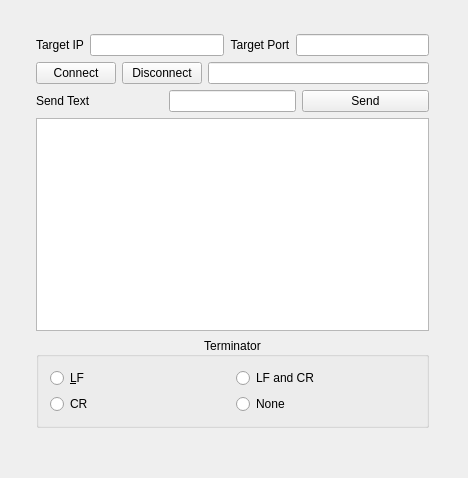
This is tcp_terminal/tcpterminal.ui in gdimitriu/tcp_tools as Qt 5 draws it before an edit. The edited form follows.
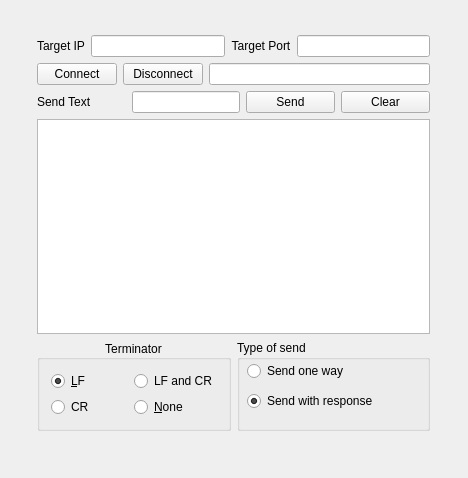
This is the edited form.

Commit message: added new button for crear and send one way and with response

Patch:
```diff
--- a/tcp_terminal/tcpterminal.ui
+++ b/tcp_terminal/tcpterminal.ui
@@ -17,13 +17,13 @@
    <property name="contextMenuPolicy">
     <enum>Qt::NoContextMenu</enum>
    </property>
-   <widget class="QWidget" name="layoutWidget">
+   <widget class="QWidget" name="">
     <property name="geometry">
      <rect>
-      <x>25</x>
-      <y>23</y>
+      <x>26</x>
+      <y>24</y>
       <width>415</width>
-      <height>416</height>
+      <height>418</height>
      </rect>
     </property>
     <layout class="QVBoxLayout" name="verticalLayout">
@@ -158,6 +158,13 @@
          </property>
         </widget>
        </item>
+       <item>
+        <widget class="QPushButton" name="clearButton">
+         <property name="text">
+          <string>Clear</string>
+         </property>
+        </widget>
+       </item>
       </layout>
      </item>
      <item>
@@ -177,7 +184,9 @@
       </widget>
      </item>
      <item>
-      <widget class="QGroupBox" name="groupBox">
+      <layout class="QHBoxLayout" name="horizontalLayout_4">
+       <item>
+        <widget class="QGroupBox" name="groupBoxTerminator">
        <property name="title">
         <string>Terminator</string>
        </property>
@@ -190,6 +199,9 @@
           <property name="text">
            <string>&amp;LF</string>
           </property>
+            <property name="checked">
+             <bool>true</bool>
+            </property>
          </widget>
         </item>
         <item row="0" column="1">
@@ -202,7 +214,7 @@
         <item row="1" column="1">
          <widget class="QRadioButton" name="noneTerminator">
           <property name="text">
-           <string>None</string>
+             <string>&amp;None</string>
           </property>
          </widget>
         </item>
@@ -215,6 +227,50 @@
         </item>
        </layout>
       </widget>
+       </item>
+       <item>
+        <widget class="QGroupBox" name="groupBoxSend">
+         <property name="title">
+          <string>Type of send</string>
+         </property>
+         <widget class="QRadioButton" name="oneWaySend">
+          <property name="geometry">
+           <rect>
+            <x>10</x>
+            <y>20</y>
+            <width>105</width>
+            <height>22</height>
+           </rect>
+          </property>
+          <property name="sizePolicy">
+           <sizepolicy hsizetype="Preferred" vsizetype="Fixed">
+            <horstretch>0</horstretch>
+            <verstretch>0</verstretch>
+           </sizepolicy>
+          </property>
+          <property name="text">
+           <string>Send one way</string>
+          </property>
+         </widget>
+         <widget class="QRadioButton" name="sendWithResponse">
+          <property name="geometry">
+           <rect>
+            <x>10</x>
+            <y>50</y>
+            <width>148</width>
+            <height>22</height>
+           </rect>
+          </property>
+          <property name="text">
+           <string>Send with response</string>
+          </property>
+          <property name="checked">
+           <bool>true</bool>
+          </property>
+         </widget>
+        </widget>
+       </item>
+      </layout>
      </item>
     </layout>
    </widget>
```
Lines whose indentation alone changed are shown as unchanged. The commit also changes 3 other files.
